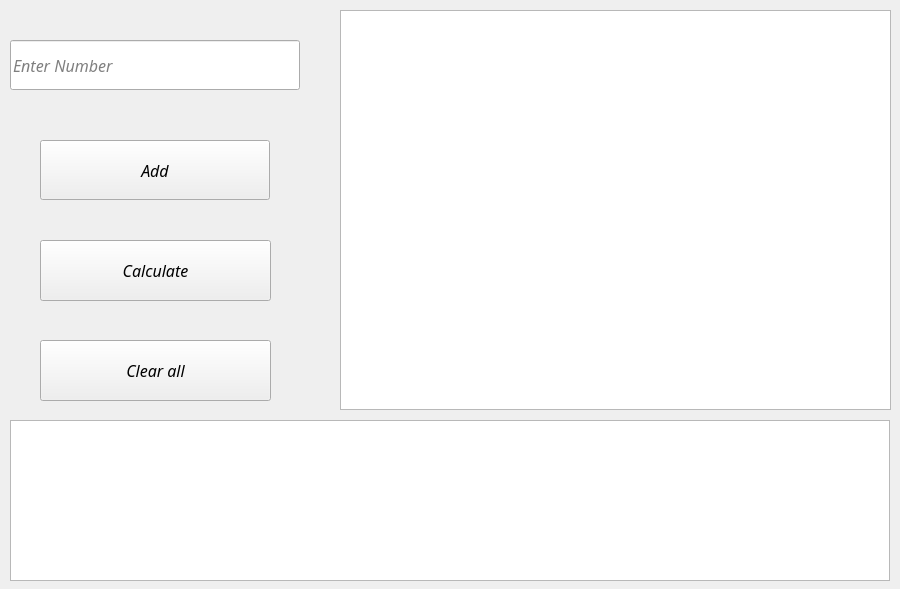
Qt form Average Calculator.ui (mm-ansarian/Average-Calculator) before a commit.
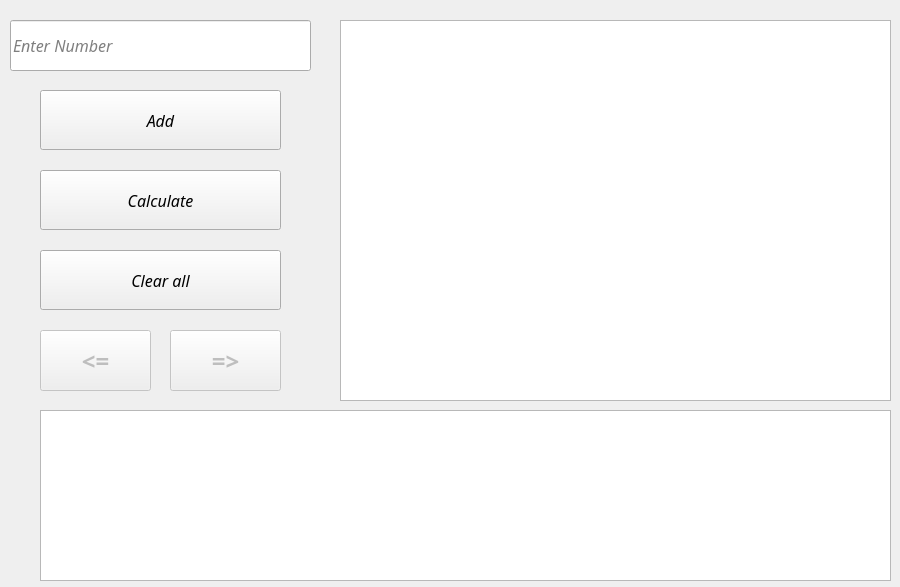
The same form after that commit. Icons and pictures are not drawn.

Diff of the .ui file:
```diff
--- a/Average Calculator.ui
+++ b/Average Calculator.ui
@@ -13,7 +13,7 @@
     <x>0</x>
     <y>0</y>
     <width>900</width>
-    <height>589</height>
+    <height>587</height>
    </rect>
   </property>
   <property name="minimumSize">
@@ -45,9 +45,9 @@
    <property name="geometry">
     <rect>
      <x>340</x>
-     <y>10</y>
+     <y>20</y>
      <width>551</width>
-     <height>400</height>
+     <height>381</height>
     </rect>
    </property>
    <property name="baseSize">
@@ -68,8 +68,8 @@
    <property name="geometry">
     <rect>
      <x>40</x>
-     <y>140</y>
-     <width>230</width>
+     <y>90</y>
+     <width>241</width>
      <height>60</height>
     </rect>
    </property>
@@ -109,9 +109,9 @@
    <property name="geometry">
     <rect>
      <x>40</x>
-     <y>240</y>
-     <width>231</width>
-     <height>61</height>
+     <y>170</y>
+     <width>241</width>
+     <height>60</height>
     </rect>
    </property>
    <property name="baseSize">
@@ -138,9 +138,9 @@
    <property name="geometry">
     <rect>
      <x>10</x>
-     <y>40</y>
-     <width>290</width>
-     <height>50</height>
+     <y>20</y>
+     <width>301</width>
+     <height>51</height>
     </rect>
    </property>
    <property name="sizeIncrement">
@@ -182,9 +182,9 @@
    <property name="geometry">
     <rect>
      <x>40</x>
-     <y>340</y>
-     <width>231</width>
-     <height>61</height>
+     <y>250</y>
+     <width>241</width>
+     <height>60</height>
     </rect>
    </property>
    <property name="baseSize">
@@ -210,10 +210,10 @@
   <widget class="QTextBrowser" name="Numbers">
    <property name="geometry">
     <rect>
-     <x>10</x>
-     <y>420</y>
-     <width>880</width>
-     <height>161</height>
+     <x>40</x>
+     <y>410</y>
+     <width>851</width>
+     <height>171</height>
     </rect>
    </property>
    <property name="font">
@@ -227,6 +227,89 @@
     <string/>
    </property>
   </widget>
+  <widget class="QPushButton" name="goBackBtn">
+   <property name="enabled">
+    <bool>false</bool>
+   </property>
+   <property name="geometry">
+    <rect>
+     <x>40</x>
+     <y>330</y>
+     <width>111</width>
+     <height>61</height>
+    </rect>
+   </property>
+   <property name="baseSize">
+    <size>
+     <width>71</width>
+     <height>20</height>
+    </size>
+   </property>
+   <property name="font">
+    <font>
+     <family>Calisto MT</family>
+     <pointsize>18</pointsize>
+     <weight>75</weight>
+     <italic>false</italic>
+     <bold>true</bold>
+    </font>
+   </property>
+   <property name="cursor">
+    <cursorShape>PointingHandCursor</cursorShape>
+   </property>
+   <property name="toolTip">
+    <string/>
+   </property>
+   <property name="statusTip">
+    <string/>
+   </property>
+   <property name="accessibleDescription">
+    <string/>
+   </property>
+   <property name="text">
+    <string>&lt;=</string>
+   </property>
+   <property name="shortcut">
+    <string>Alt+Left</string>
+   </property>
+  </widget>
+  <widget class="QPushButton" name="goForwardBtn">
+   <property name="enabled">
+    <bool>false</bool>
+   </property>
+   <property name="geometry">
+    <rect>
+     <x>170</x>
+     <y>330</y>
+     <width>111</width>
+     <height>61</height>
+    </rect>
+   </property>
+   <property name="baseSize">
+    <size>
+     <width>71</width>
+     <height>20</height>
+    </size>
+   </property>
+   <property name="font">
+    <font>
+     <family>Calisto MT</family>
+     <pointsize>18</pointsize>
+     <weight>75</weight>
+     <italic>false</italic>
+     <bold>true</bold>
+    </font>
+   </property>
+   <property name="cursor">
+    <cursorShape>PointingHandCursor</cursorShape>
+   </property>
+   <property name="text">
+    <string>=&gt;</string>
+   </property>
+   <property name="shortcut">
+    <string>Alt+Right</string>
+   </property>
+  </widget>
  </widget>
  <resources/>
  <connections>
```
Left out of the diff: 51 changed lines with no effect on the pictures.
